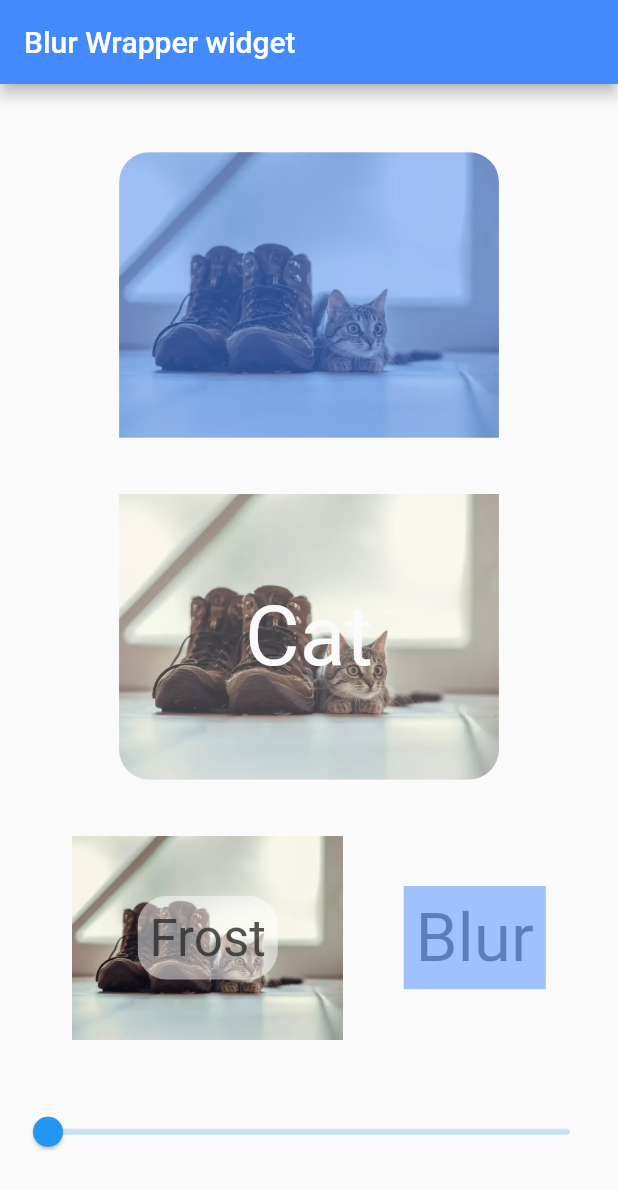
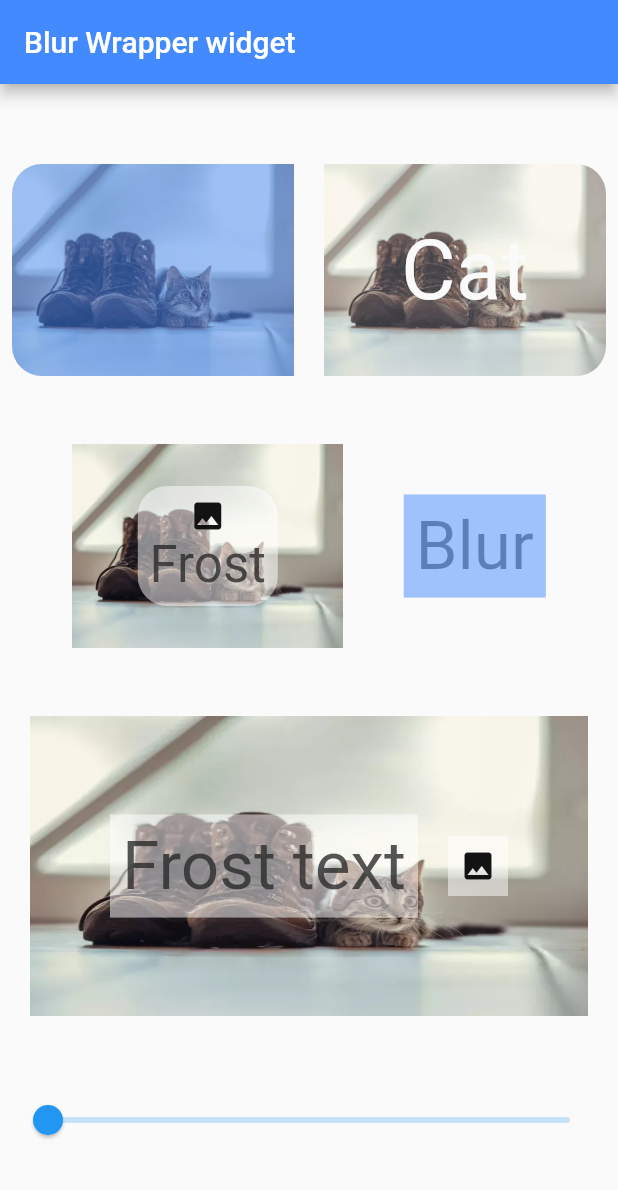
Before and after one commit to jagritjkh/blur, a Flutter app: the screen it shows after launch, on a phone screen of 412 x 824 dp. Shown: the top 1190 px of the screen. Run offline on Flutter 3.47's test engine with Material 2 defaults, Android fonts, the phone set to English and light mode, and no system bars.

Commit message:
Add: `padding` property to `Frost` widget. Add: `Frost.text` which takes string as input. Add: `Frost.icon` which takes iconData as input.

```diff
--- a/example/lib/main.dart
+++ b/example/lib/main.dart
@@ -34,6 +34,7 @@ class _MyHomePageState extends State<MyHomePage> {
 
   @override
   Widget build(BuildContext context) {
+    var theme = Theme.of(context);
     return Scaffold(
       appBar: AppBar(
         title: Text(widget.title),
@@ -43,26 +44,33 @@ class _MyHomePageState extends State<MyHomePage> {
         child: Column(
           mainAxisAlignment: MainAxisAlignment.spaceEvenly,
           children: <Widget>[
-            ImageBlur.asset(
+            Row(
+              children: [
+                Expanded(
+                  child: ImageBlur.asset(
                     'assets/cat.webp',
-              scale: 2.5,
                     blur: blurValue,
-              blurColor: Theme.of(context).primaryColor,
-              borderRadius: BorderRadius.vertical(top: Radius.circular(20)),
+                    blurColor: theme.primaryColor,
+                    borderRadius:
+                        BorderRadius.horizontal(left: Radius.circular(20)),
                   ),
-            ImageBlur.asset(
+                ),
+                SizedBox(width: 20.0),
+                Expanded(
+                  child: ImageBlur.asset(
                     'assets/cat.webp',
                     colorOpacity: 0.2,
-              scale: 2.5,
-              borderRadius: BorderRadius.vertical(bottom: Radius.circular(20)),
+                    borderRadius:
+                        BorderRadius.horizontal(right: Radius.circular(20)),
                     blur: blurValue,
                     overlay: Text(
                       'Cat',
-                style: Theme.of(context)
-                    .textTheme
-                    .headline2
-                    .copyWith(color: Theme.of(context).scaffoldBackgroundColor),
+                      style: theme.textTheme.headline2
+                          .copyWith(color: theme.scaffoldBackgroundColor),
                     ),
+                  ),
+                ),
+              ],
             ),
             Row(
               mainAxisAlignment: MainAxisAlignment.spaceEvenly,
@@ -79,9 +87,14 @@ class _MyHomePageState extends State<MyHomePage> {
                       borderRadius: BorderRadius.circular(20),
                       child: Padding(
                         padding: const EdgeInsets.all(8.0),
-                        child: Text(
+                        child: Column(
+                          children: [
+                            Icon(Icons.image),
+                            Text(
                               'Frost',
-                          style: Theme.of(context).textTheme.headline4,
+                              style: theme.textTheme.headline4,
+                            ),
+                          ],
                         ),
                       ),
                     ),
@@ -89,14 +102,42 @@ class _MyHomePageState extends State<MyHomePage> {
                 ),
                 Blur(
                   blur: blurValue,
-                  blurColor: Theme.of(context).primaryColor,
+                  blurColor: theme.primaryColor,
                   child: Padding(
                     padding: EdgeInsets.all(8.0),
                     child: Text(
                       'Blur',
-                      style: Theme.of(context).textTheme.headline3,
+                      style: theme.textTheme.headline3,
                     ),
                   ),
+                ),
+              ],
+            ),
+            Stack(
+              alignment: Alignment.center,
+              children: [
+                Image.asset(
+                  'assets/cat.webp',
+                  width: MediaQuery.of(context).size.width - 40,
+                  height: 200,
+                  fit: BoxFit.fill,
+                ),
+                Row(
+                  mainAxisAlignment: MainAxisAlignment.center,
+                  children: [
+                    Frost.text(
+                      'Frost text',
+                      blur: blurValue,
+                      textStyle: theme.textTheme.headline3,
+                      padding: EdgeInsets.all(8),
+                    ),
+                    SizedBox(width: 20),
+                    Frost.icon(
+                      Icons.image,
+                      padding: EdgeInsets.all(8),
+                      blur: blurValue,
+                    ),
+                  ],
                 ),
               ],
             ),
--- a/lib/blur.dart
+++ b/lib/blur.dart
@@ -1,14 +1,16 @@
 library blur;
 
 import 'dart:ui';
+import 'package:flutter/cupertino.dart';
 import 'package:flutter/material.dart';
 
 ///blur it's child
-///blur is the value of blur effect, higher the blur more the blur effect (default value = 2)
+///blur is the value of blur effect, higher the blur more the blur effect (default value = 5)
 ///blurColor is the color of blur effect
-///borderRadius is the radius of the child to be blurred (default value = 0)
+///borderRadius is the radius of the child to be blurred
 ///colorOpacity is the opacity of the blurColor (default value = 0.5)
 ///overlayChild is the widget that can be stacked over blurred widget
+///alignment is the alignment geometry of the overlay
 class Blur extends StatelessWidget {
   Blur({
     Key key,
@@ -55,6 +57,9 @@ class Blur extends StatelessWidget {
 }
 
 ///blurs the image provided to it
+///height is the height of the image
+///width is the width of the image
+///scale scales the image
 class ImageBlur extends StatelessWidget {
   ///acts as Image.asset
   ImageBlur.asset(
@@ -120,17 +125,16 @@ class ImageBlur extends StatelessWidget {
   }
 }
 
+///created frosted glass effect: blurs the background of the child given to it
+///frostColor is the color of the frost effect
+///frostOpacity is the opacity of the frostColor
+///height is the height of the frost effect
+///width is the width of the frost effect
+///borderRadius is the radius of the frost effect
+///alignment is the alignment geometry of the child
+///padding is the child padding
 class Frost extends StatelessWidget {
-  final Widget child;
-  final double blur;
-  final Color frostColor;
-  final double frostOpacity;
-  final double height;
-  final double width;
-  final AlignmentGeometry alignment;
-  final BorderRadius borderRadius;
-
-  const Frost({
+  Frost({
     Key key,
     this.child,
     this.blur = 5,
@@ -140,7 +144,56 @@ class Frost extends StatelessWidget {
     this.width,
     this.frostOpacity = 0.0,
     this.borderRadius,
+    this.padding = EdgeInsets.zero,
   }) : super(key: key);
+
+  ///give the frosted glass effect to the string text
+  ///textAlign is the alignment of the string text
+  ///textStyle is the styling of the string text
+  Frost.text(
+    String text, {
+    Key key,
+    TextAlign textAlign,
+    TextStyle textStyle,
+    this.blur = 5,
+    this.frostColor = Colors.white,
+    this.alignment = Alignment.center,
+    this.height,
+    this.width,
+    this.frostOpacity = 0.0,
+    this.borderRadius,
+    this.padding = EdgeInsets.zero,
+  })  : child = Text(text, textAlign: textAlign, style: textStyle),
+        super(key: key);
+
+  ///give the frosted glass effect to the icon
+  ///iconColor is the color of the icon
+  ///iconSize is the size of the icon
+  Frost.icon(
+    IconData iconData, {
+    Color iconColor,
+    double iconSize,
+    Key key,
+    this.blur = 5,
+    this.frostColor = Colors.white,
+    this.alignment = Alignment.center,
+    this.height,
+    this.width,
+    this.frostOpacity = 0.0,
+    this.borderRadius,
+    this.padding = EdgeInsets.zero,
+  })  : child = Icon(iconData, color: iconColor, size: iconSize),
+        super(key: key);
+
+  final Widget child;
+  final double blur;
+  final Color frostColor;
+  final double frostOpacity;
+  final double height;
+  final double width;
+  final AlignmentGeometry alignment;
+  final BorderRadius borderRadius;
+  final EdgeInsets padding;
 
   @override
   Widget build(BuildContext context) {
@@ -151,11 +204,15 @@ class Frost extends StatelessWidget {
       child: Container(
         height: height,
         width: width,
+        padding: padding ?? EdgeInsets.zero,
         child: height == null || width == null ? child : SizedBox.shrink(),
         color: frostColor.withOpacity(frostOpacity),
       ),
       alignment: alignment,
-      overlay: child,
+      overlay: Padding(
+        padding: padding,
+        child: child,
+      ),
     );
   }
 }
--- a/pubspec.yaml
+++ b/pubspec.yaml
@@ -1,7 +1,7 @@
 name: blur
 description: Blur is a wrapper widget that blur it's child. There are ImageBlur.asset and ImageBlur.network that blur the image. Frost is another wrapper which blurs the background.
 
-version: 1.0.0
+version: 1.0.1
 author: Jagrit Kharbanda<jagritjkh@gmail.com>
 homepage: https://github.com/jagritjkh/blur
 
```
Also changed, not shown: example/pubspec.lock, 1 other file. Lines whose indentation alone changed are shown as unchanged.
